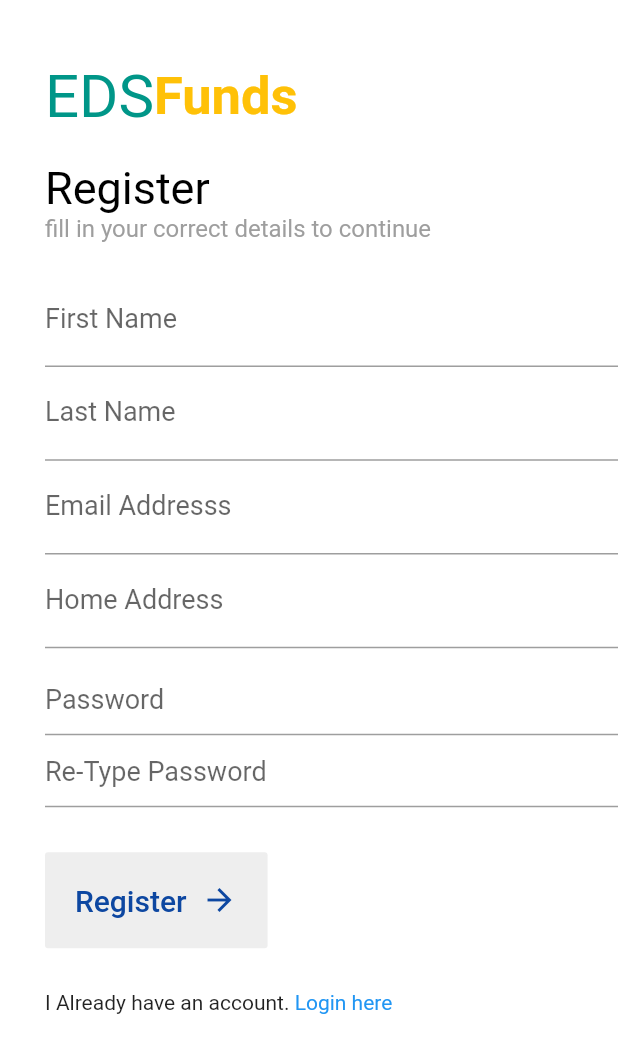
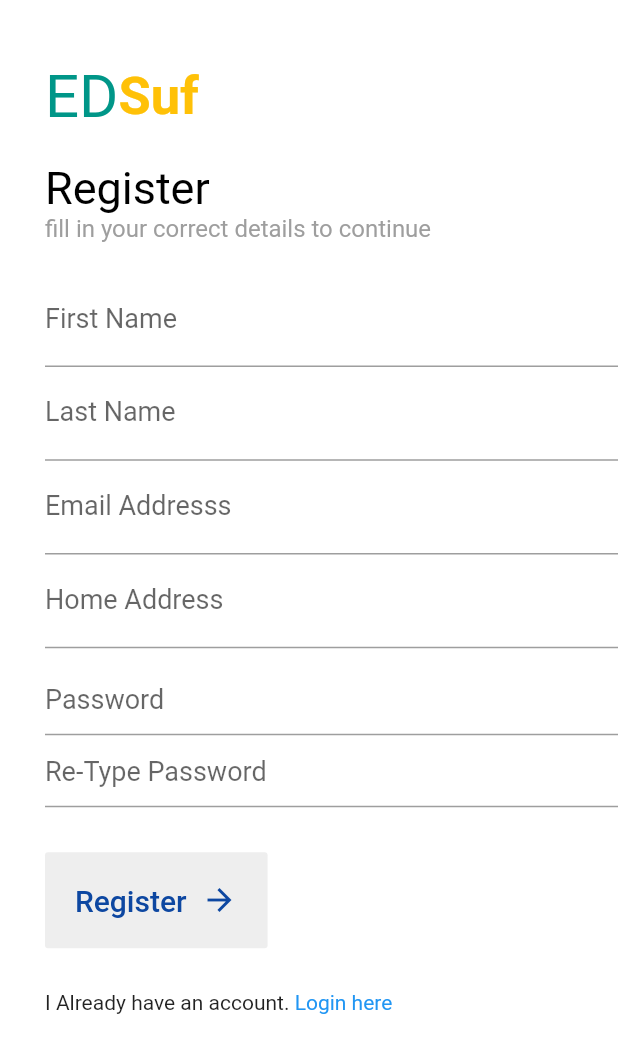
Before and after one commit to Ikxyz/Edo-State-Startup-Fund, a Flutter app: the screen it shows after launch, after a tap on "Register here", on a phone screen of 412 x 824 dp. Shown: the top 1053 px of the screen. Run offline on Flutter 3.47's test engine with Material 2 defaults, Android fonts, the phone set to English and light mode, and no system bars; our stand-ins replace bloc, cached_network_image, cloud_firestore, firebase_auth, firebase_storage, flutter_bloc and 2 more; accounts and stored records are empty; Roboto replaces fonts that are missing (QuicksSand); statements that could not run were skipped.

Commit message:
featuer<update>:(ui)=> update app name

```diff
--- a/lib/routes/login/login.dart
+++ b/lib/routes/login/login.dart
@@ -84,11 +84,11 @@ class _LoginRouteState extends State<LoginRoute>
                 child: Row(
                   children: <Widget>[
                     Text(
-                      'EDS',
+                      'ED',
                       style: TextStyle(color: Colors.teal, fontSize: 40),
                     ),
                     Text(
-                      'Funds',
+                      'Suf',
                       style: TextStyle(
                           color: Colors.amber,
                           fontSize: 35,
--- a/lib/routes/login/register.dart
+++ b/lib/routes/login/register.dart
@@ -76,11 +76,11 @@ class _RegistrationRouteState extends State<RegistrationRoute> {
                   child: Row(
                     children: <Widget>[
                       Text(
-                        'EDS',
+                        'ED',
                         style: TextStyle(color: Colors.teal, fontSize: 40),
                       ),
                       Text(
-                        'Funds',
+                        'Suf',
                         style: TextStyle(
                             color: Colors.amber,
                             fontSize: 35,
```
Also changed, not shown: 1 other file.
